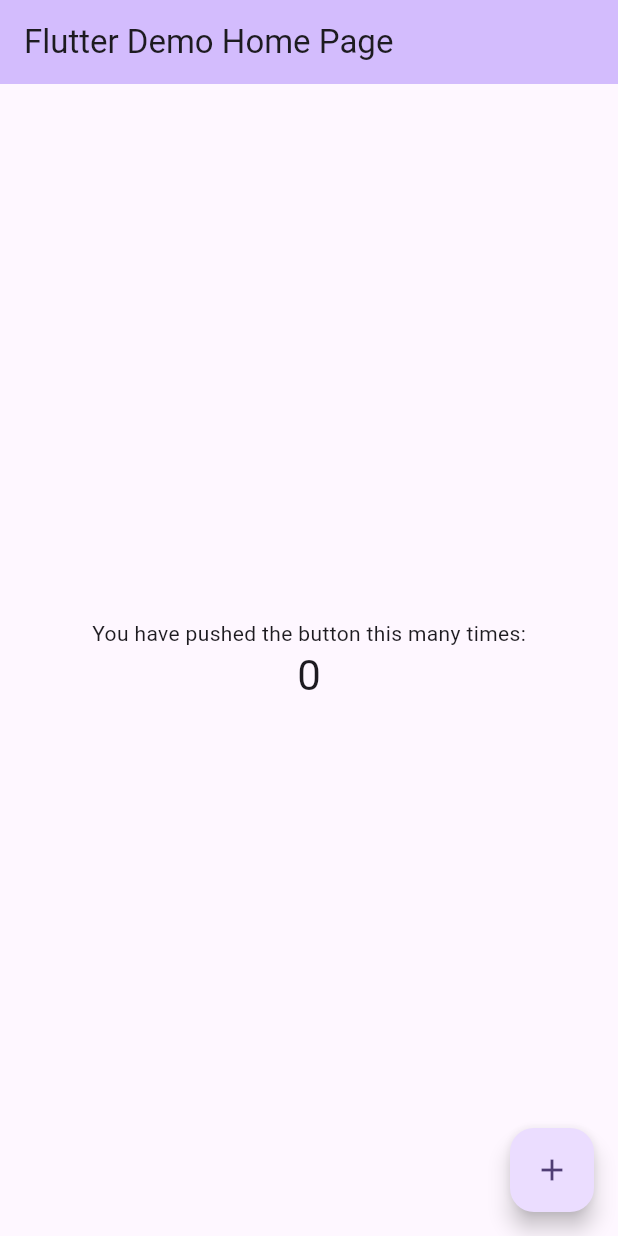
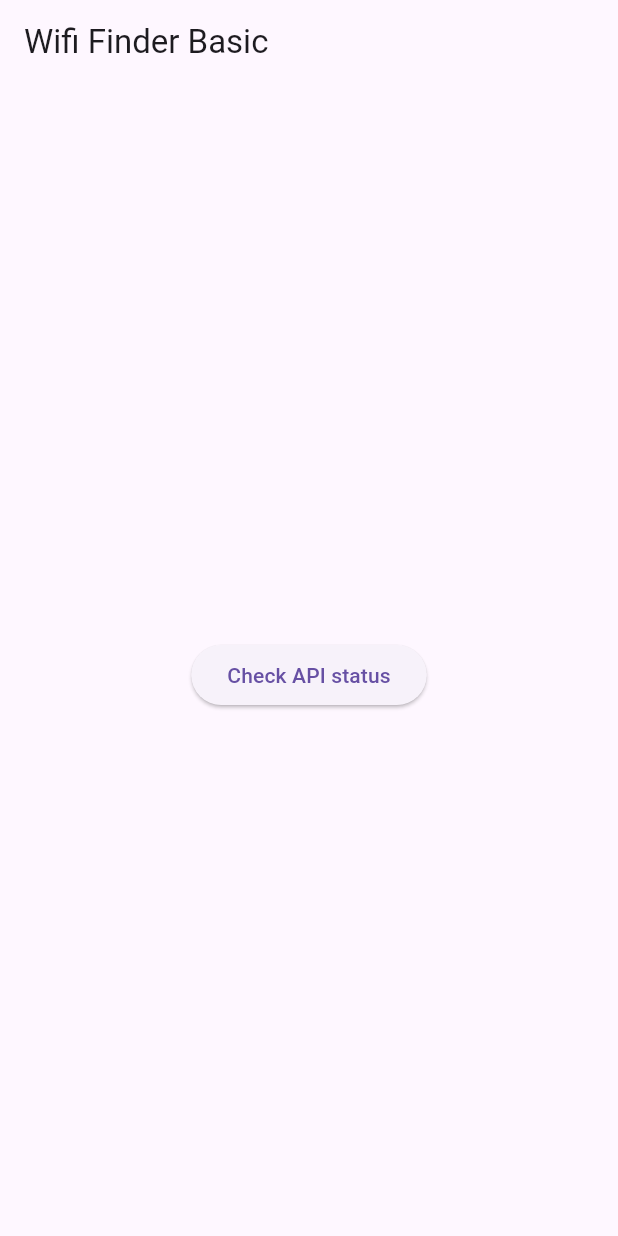
Before and after one commit to aadideepchand25/wifi-finder-app, a Flutter app: the screen it shows after launch, on a phone screen of 412 x 824 dp. Run offline on Flutter 3.47's test engine with Material 3 defaults, Android fonts, the phone set to English and light mode, and no system bars.

Commit message:
Working frontend (Flutter) on mobile, communicates with backend (FastAPI) on same network

```diff
--- a/frontend/lib/main.dart
+++ b/frontend/lib/main.dart
@@ -1,122 +1,66 @@
 import 'package:flutter/material.dart';
+import 'package:frontend/src/services/api_contact.dart';
 
 void main() {
-  runApp(const MyApp());
+  runApp(const WiFiFinderApp());
 }
 
-class MyApp extends StatelessWidget {
-  const MyApp({super.key});
+class WiFiFinderApp extends StatelessWidget {
+  const WiFiFinderApp({super.key});
 
-  // This widget is the root of your application.
   @override
   Widget build(BuildContext context) {
-    return MaterialApp(
-      title: 'Flutter Demo',
-      theme: ThemeData(
-        // This is the theme of your application.
-        //
-        // TRY THIS: Try running your application with "flutter run". You'll see
-        // the application has a purple toolbar. Then, without quitting the app,
-        // try changing the seedColor in the colorScheme below to Colors.green
-        // and then invoke "hot reload" (save your changes or press the "hot
-        // reload" button in a Flutter-supported IDE, or press "r" if you used
-        // the command line to start the app).
-        //
-        // Notice that the counter didn't reset back to zero; the application
-        // state is not lost during the reload. To reset the state, use hot
-        // restart instead.
-        //
-        // This works for code too, not just values: Most code changes can be
-        // tested with just a hot reload.
-        colorScheme: ColorScheme.fromSeed(seedColor: Colors.deepPurple),
-      ),
-      home: const MyHomePage(title: 'Flutter Demo Home Page'),
-    );
+    return MaterialApp(title: 'WiFi Finder', home: const HomeScreen());
   }
 }
 
-class MyHomePage extends StatefulWidget {
-  const MyHomePage({super.key, required this.title});
-
-  // This widget is the home page of your application. It is stateful, meaning
-  // that it has a State object (defined below) that contains fields that affect
-  // how it looks.
-
-  // This class is the configuration for the state. It holds the values (in this
-  // case the title) provided by the parent (in this case the App widget) and
-  // used by the build method of the State. Fields in a Widget subclass are
-  // always marked "final".
-
-  final String title;
+class HomeScreen extends StatefulWidget {
+  const HomeScreen({super.key});
 
   @override
-  State<MyHomePage> createState() => _MyHomePageState();
+  State<HomeScreen> createState() => HomeScreenState();
 }
 
-class _MyHomePageState extends State<MyHomePage> {
-  int _counter = 0;
+class HomeScreenState extends State<HomeScreen> {
+  String message = "";
+  bool isTalking = false;
+  final APIContact api = APIContact();
 
-  void _incrementCounter() {
+  Future<void> pingBackend() async {
     setState(() {
-      // This call to setState tells the Flutter framework that something has
-      // changed in this State, which causes it to rerun the build method below
-      // so that the display can reflect the updated values. If we changed
-      // _counter without calling setState(), then the build method would not be
-      // called again, and so nothing would appear to happen.
-      _counter++;
+      message = "Attempting to ping server";
+      isTalking = true;
+    });
+    final backend_message = await api.checkAPIStatus();
+    print(backend_message);
+    setState(() {
+      message = backend_message;
+      isTalking = false;
     });
   }
 
   @override
   Widget build(BuildContext context) {
-    // This method is rerun every time setState is called, for instance as done
-    // by the _incrementCounter method above.
-    //
-    // The Flutter framework has been optimized to make rerunning build methods
-    // fast, so that you can just rebuild anything that needs updating rather
-    // than having to individually change instances of widgets.
     return Scaffold(
-      appBar: AppBar(
-        // TRY THIS: Try changing the color here to a specific color (to
-        // Colors.amber, perhaps?) and trigger a hot reload to see the AppBar
-        // change color while the other colors stay the same.
-        backgroundColor: Theme.of(context).colorScheme.inversePrimary,
-        // Here we take the value from the MyHomePage object that was created by
-        // the App.build method, and use it to set our appbar title.
-        title: Text(widget.title),
-      ),
+      appBar: AppBar(title: const Text('Wifi Finder Basic')),
       body: Center(
-        // Center is a layout widget. It takes a single child and positions it
-        // in the middle of the parent.
-        child: Column(
-          // Column is also a layout widget. It takes a list of children and
-          // arranges them vertically. By default, it sizes itself to fit its
-          // children horizontally, and tries to be as tall as its parent.
-          //
-          // Column has various properties to control how it sizes itself and
-          // how it positions its children. Here we use mainAxisAlignment to
-          // center the children vertically; the main axis here is the vertical
-          // axis because Columns are vertical (the cross axis would be
-          // horizontal).
-          //
-          // TRY THIS: Invoke "debug painting" (choose the "Toggle Debug Paint"
-          // action in the IDE, or press "p" in the console), to see the
-          // wireframe for each widget.
-          mainAxisAlignment: MainAxisAlignment.center,
-          children: <Widget>[
-            const Text('You have pushed the button this many times:'),
-            Text(
-              '$_counter',
-              style: Theme.of(context).textTheme.headlineMedium,
-            ),
-          ],
+        child: Padding(
+          padding: const EdgeInsets.all(16),
+          child: Column(
+            mainAxisAlignment: MainAxisAlignment.center,
+            children: [
+              SizedBox(
+                height: 20,
+                child: Text(message, textAlign: TextAlign.center),
+              ),
+              ElevatedButton(
+                onPressed: isTalking ? null : pingBackend,
+                child: const Text('Check API status'),
+              ),
+            ],
+          ),
         ),
       ),
-      floatingActionButton: FloatingActionButton(
-        onPressed: _incrementCounter,
-        tooltip: 'Increment',
-        child: const Icon(Icons.add),
-      ), // This trailing comma makes auto-formatting nicer for build methods.
     );
   }
 }
--- /dev/null
+++ b/frontend/lib/src/services/api_contact.dart
@@ -0,0 +1,20 @@
+import 'package:http/http.dart' as http;
+
+class APIContact {
+  final String base = "http://192.168.0.71:8000";
+
+  Future<String> checkAPIStatus() async {
+    try {
+      final response = await http
+          .get(Uri.parse(base))
+          .timeout(const Duration(seconds: 5));
+      if (response.statusCode == 204) {
+        return "API is online";
+      } else {
+        return "ERROR: API is offline";
+      }
+    } catch (e) {
+      return "ERROR: API is offline";
+    }
+  }
+}
--- a/frontend/pubspec.yaml
+++ b/frontend/pubspec.yaml
@@ -30,6 +30,7 @@ environment:
 dependencies:
   flutter:
     sdk: flutter
+  http: ^0.13.6
 
   # The following adds the Cupertino Icons font to your application.
   # Use with the CupertinoIcons class for iOS style icons.
```
Also changed, not shown: frontend/main.dart (deleted, +0 -30 lines), frontend/pubspec.lock, 2 other files.
